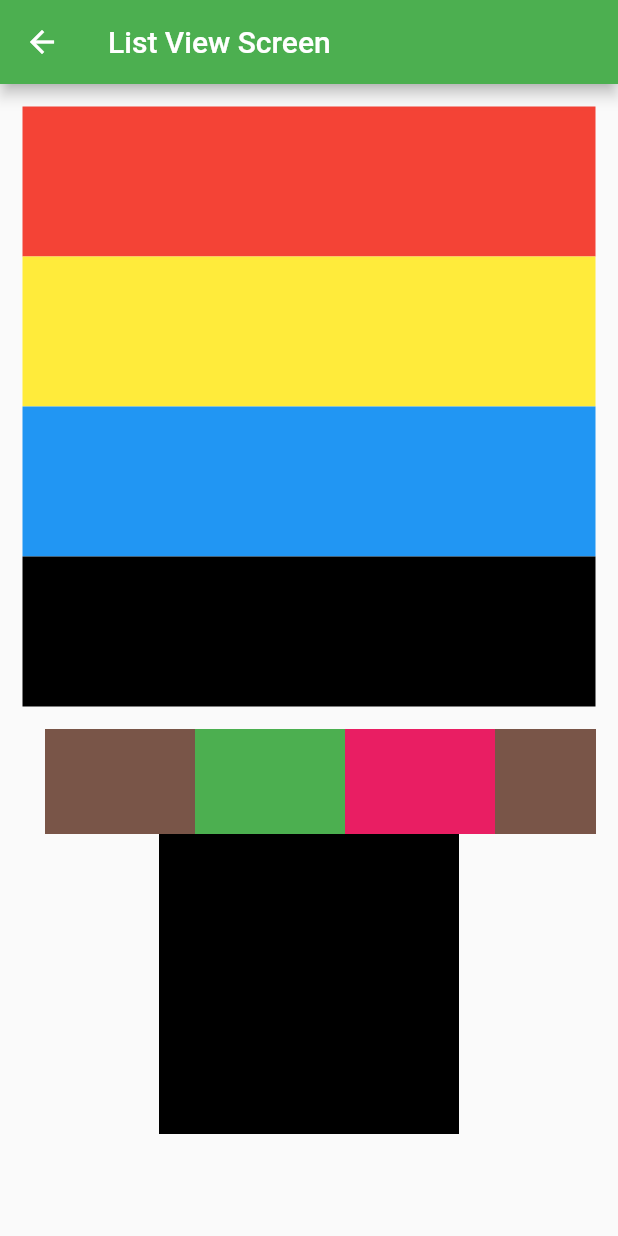
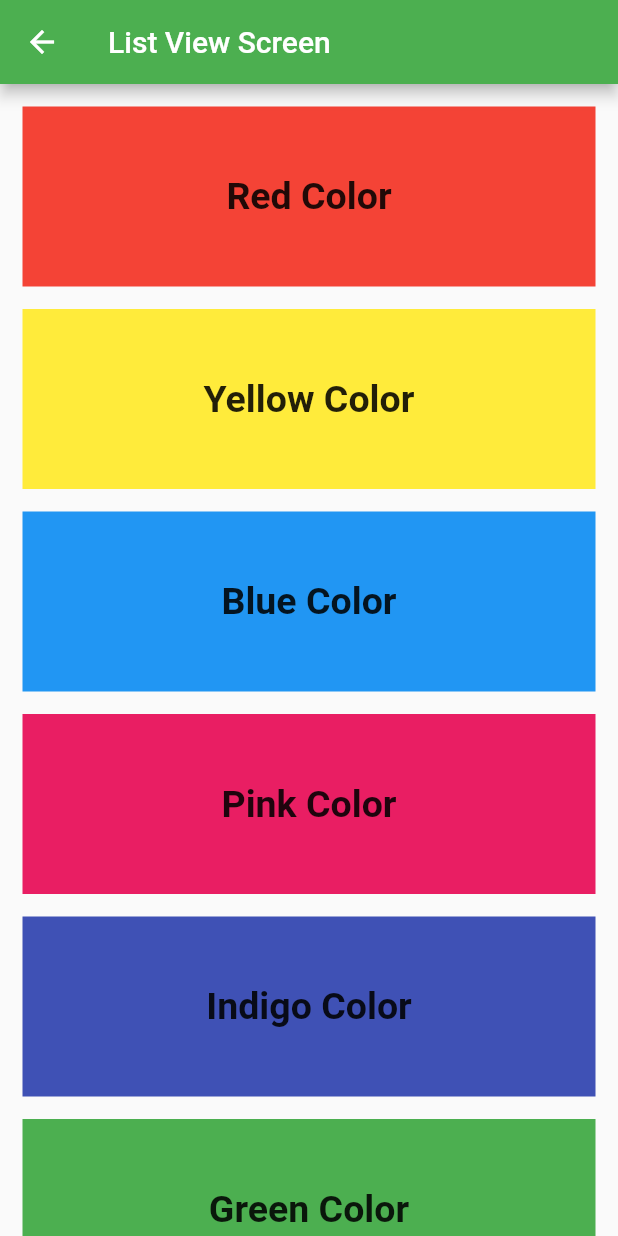
Before and after one commit to MohilThummar/five_to_seven, a Flutter app: the ListViewScreen screen opened directly, on a phone screen of 412 x 824 dp. Run offline on Flutter 3.47's test engine with Material 2 defaults, Android fonts, the phone set to English and light mode, and no system bars; project files that could hold a hidden picture were left out.

Commit message:
Listview and grid view

```diff
--- /dev/null
+++ b/five_to_seven/lib/layout_screen/grid_view_screen.dart
@@ -0,0 +1,54 @@
+import 'package:flutter/material.dart';
+
+class GridViewScreen extends StatefulWidget {
+  const GridViewScreen({Key? key}) : super(key: key);
+
+  @override
+  State<GridViewScreen> createState() => _GridViewScreenState();
+}
+
+class _GridViewScreenState extends State<GridViewScreen> {
+  List<Map<String, dynamic>> colorTextList = [
+    {"color": Colors.red, "text": "Red Color"},
+    {"color": Colors.yellow, "text": "Yellow Color"},
+    {"color": Colors.blue, "text": "Blue Color"},
+    {"color": Colors.pink, "text": "Pink Color"},
+    {"color": Colors.indigo, "text": "Indigo Color"},
+    {"color": Colors.green, "text": "Green Color"},
+    {"color": Colors.deepOrange, "text": "Deep Orange Color"},
+  ];
+
+  @override
+  Widget build(BuildContext context) {
+    return Scaffold(
+      appBar: AppBar(title: const Text("Grid View Screen")),
+      body: GridView.builder(
+        itemCount: colorTextList.length,
+        // gridDelegate: SliverGridDelegateWithFixedCrossAxisCount(
+        //   crossAxisCount: 3,
+        //   mainAxisSpacing: 15,
+        //   crossAxisSpacing: 15,
+        //   mainAxisExtent: 150,
+        //   // childAspectRatio: 5,
+        // ),
+        gridDelegate: const SliverGridDelegateWithMaxCrossAxisExtent(
+          maxCrossAxisExtent: 200,
+          mainAxisSpacing: 15,
+          crossAxisSpacing: 15,
+        ),
+        padding: const EdgeInsets.all(15),
+        itemBuilder: (context, index) => Container(
+          color: colorTextList[index]["color"],
+          alignment: Alignment.center,
+          child: Text(
+            "$index ${colorTextList[index]["text"]}",
+            style: const TextStyle(
+              fontWeight: FontWeight.w600,
+              fontSize: 25,
+            ),
+          ),
+        ),
+      ),
+    );
+  }
+}
--- a/five_to_seven/lib/layout_screen/list_view_screen.dart
+++ b/five_to_seven/lib/layout_screen/list_view_screen.dart
@@ -8,138 +8,53 @@ class ListViewScreen extends StatefulWidget {
 }
 
 class _ListViewScreenState extends State<ListViewScreen> {
+  List<Color> colorList = [
+    Colors.red,
+    Colors.yellow,
+    Colors.blue,
+    Colors.green,
+    Colors.pink,
+    Colors.indigo,
+  ];
+
+  Map mapData = {
+    "color": Colors.red,
+    "text": "Red Color",
+  };
+
+  List<Map<String, dynamic>> colorTextList = [
+    {"color": Colors.red, "text": "Red Color"},
+    {"color": Colors.yellow, "text": "Yellow Color"},
+    {"color": Colors.blue, "text": "Blue Color"},
+    {"color": Colors.pink, "text": "Pink Color"},
+    {"color": Colors.indigo, "text": "Indigo Color"},
+    {"color": Colors.green, "text": "Green Color"},
+    {"color": Colors.deepOrange, "text": "Deep Orange Color"},
+  ];
+
   @override
   Widget build(BuildContext context) {
     return Scaffold(
-      appBar: AppBar(title: Text("List View Screen")),
-      body: Column(
-        children: [
-          Container(
-            height: 500,
-            child: ListView(
-              scrollDirection: Axis.vertical,
-              padding: EdgeInsets.all(15),
-              children: [
-                Container(
-                  height: 100,
-                  width: 100,
-                  color: Colors.red,
-                ),
-                Container(
-                  height: 100,
-                  width: 100,
-                  color: Colors.yellow,
-                ),
-                Container(
-                  height: 100,
-                  width: 100,
-                  color: Colors.blue,
-                ),
-                Container(
-                  height: 100,
-                  width: 100,
-                  color: Colors.black,
-                ),
-                Container(
-                  height: 200,
-                  child: ListView(
-                    padding: EdgeInsets.all(15),
-                    physics: NeverScrollableScrollPhysics(),
-                    shrinkWrap: true,
-                    scrollDirection: Axis.horizontal,
-                    children: [
-                      Container(
-                        height: 100,
-                        width: 100,
-                        color: Colors.brown,
-                      ),
-                      Container(
-                        height: 100,
-                        width: 100,
-                        color: Colors.green,
-                      ),
-                      Container(
-                        height: 100,
-                        width: 100,
-                        color: Colors.pink,
-                      ),
-                      Container(
-                        height: 100,
-                        width: 100,
-                        color: Colors.brown,
-                      ),
-                      Container(
-                        height: 100,
-                        width: 100,
-                        color: Colors.green,
-                      ),
-                      Container(
-                        height: 100,
-                        width: 100,
-                        color: Colors.pink,
-                      ),
-                    ],
-                  ),
-                ),
-                Container(
-                  height: 100,
-                  width: 100,
-                  color: Colors.brown,
-                ),
-                Container(
-                  height: 100,
-                  width: 100,
-                  color: Colors.green,
-                ),
-                Container(
-                  height: 100,
-                  width: 100,
-                  color: Colors.pink,
-                ),
-                Container(
-                  height: 100,
-                  width: 100,
-                  color: Colors.red,
-                ),
-                Container(
-                  height: 100,
-                  width: 100,
-                  color: Colors.yellow,
-                ),
-                Container(
-                  height: 100,
-                  width: 100,
-                  color: Colors.blue,
-                ),
-                Container(
-                  height: 100,
-                  width: 100,
-                  color: Colors.black,
-                ),
-                Container(
-                  height: 100,
-                  width: 100,
-                  color: Colors.brown,
-                ),
-                Container(
-                  height: 100,
-                  width: 100,
-                  color: Colors.green,
-                ),
-                Container(
-                  height: 100,
-                  width: 100,
-                  color: Colors.pink,
-                ),
-              ],
+      appBar: AppBar(title: const Text("List View Screen")),
+      body: ListView.separated(
+        scrollDirection: Axis.vertical,
+        padding: const EdgeInsets.all(15),
+        itemCount: colorTextList.length,
+        separatorBuilder: (context, index) => const SizedBox(height: 15),
+        itemBuilder: (context, index) => Container(
+          height: 120,
+          // color: index == 2 ? Colors.red : Colors.blue,
+          // color: colorList[index],
+          color: colorTextList[index]['color'],
+          alignment: Alignment.center,
+          child: Text(
+            colorTextList[index]['text'],
+            style: const TextStyle(
+              fontWeight: FontWeight.w600,
+              fontSize: 25,
             ),
           ),
-          Container(
-            height: 200,
-            width: 200,
-            color: Colors.black,
-          )
-        ],
+        ),
       ),
     );
   }
```
Also changed, not shown: five_to_seven/lib/main.dart (+37 -14 lines), five_to_seven/lib/view_widget/text_filed_screen.dart (added, +81 -0 lines), five_to_seven/pubspec.lock, 2 other files.
